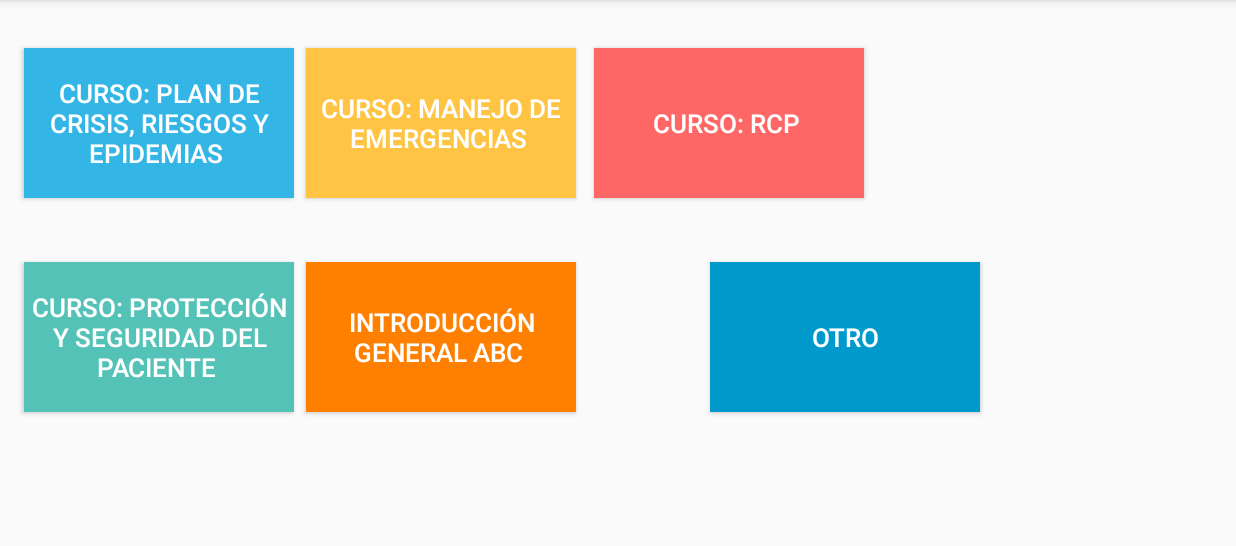
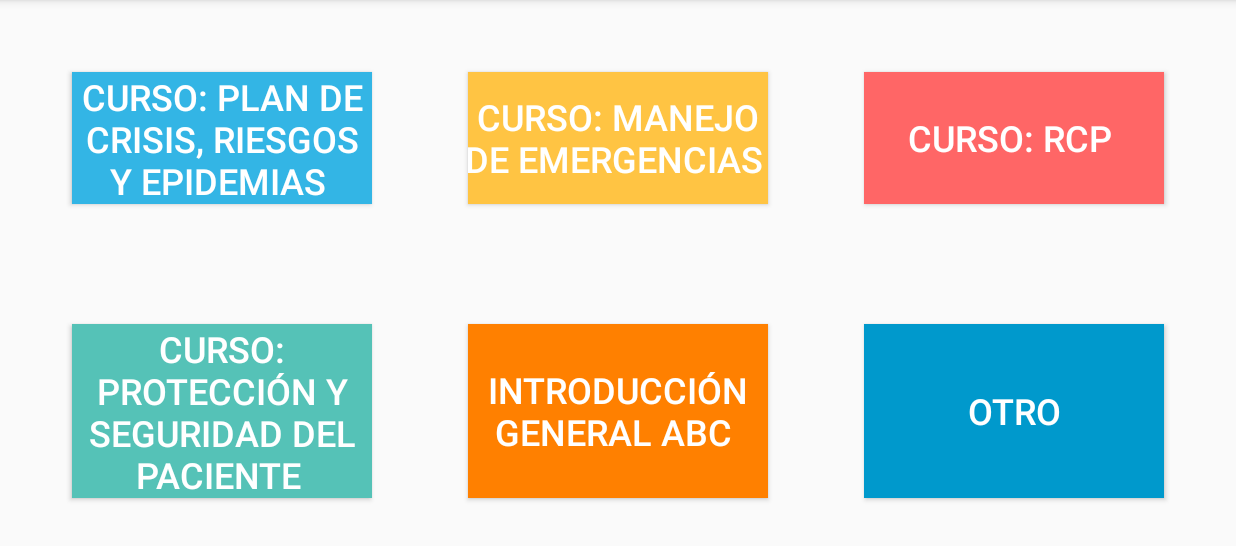
Before and after one commit to jjgalloe/ABC, an Android app: the Cursos screen opened directly, with no data from a screen before it, on a phone screen of 824 x 412 dp (held sideways), the part 72-618 px from its top. Run offline under Robolectric (Android 15) with nearby library versions, the phone set to English and light mode, and no system bars.

Commit message:
Cambio de constraint a linear y modificacion de Scanner y horas extra manuales, etc.

```diff
--- a/app/src/main/java/app/first/my/registroabc/HorasExtraManuales.java
+++ b/app/src/main/java/app/first/my/registroabc/HorasExtraManuales.java
@@ -4,6 +4,7 @@ import android.app.AlertDialog;
 import android.app.DatePickerDialog;
 import android.app.TimePickerDialog;
 import android.content.DialogInterface;
+import android.content.Intent;
 import android.support.v7.app.AppCompatActivity;
 import android.os.Bundle;
 import android.view.View;
@@ -156,11 +157,14 @@ public class HorasExtraManuales extends AppCompatActivity {
 
     }
 
+
     public void sbmtHrs(){
         btnSubmit = (Button)findViewById(R.id.btnSubmit);
         btnSubmit.setOnClickListener(new View.OnClickListener() {
             @Override
             public void onClick(View view) {
+                Intent inScan = new Intent(HorasExtraManuales.this, Scanner.class);
+                startActivity(inScan);
                 finish();
             }
         });
--- a/app/src/main/res/layout/activity_cursos.xml
+++ b/app/src/main/res/layout/activity_cursos.xml
@@ -1,99 +1,114 @@
 <?xml version="1.0" encoding="utf-8"?>
-<android.support.constraint.ConstraintLayout xmlns:android="http://schemas.android.com/apk/res/android"
+<LinearLayout xmlns:android="http://schemas.android.com/apk/res/android"
     xmlns:app="http://schemas.android.com/apk/res-auto"
     xmlns:tools="http://schemas.android.com/tools"
     android:layout_width="match_parent"
     android:layout_height="match_parent"
+    android:layout_marginTop="16dp"
+    android:layout_marginBottom="16dp"
+    android:layout_marginLeft="16dp"
+    android:layout_marginRight="16dp"
+    android:orientation="vertical"
     tools:context=".Cursos">
+    <LinearLayout
+        android:layout_width="match_parent"
+        android:layout_height="wrap_content"
+        android:orientation="horizontal"
+        android:layout_marginBottom="16dp"
+        android:layout_weight="5">
 
         <Button
             android:id="@+id/btnCurso1"
-        android:layout_width="180dp"
-        android:layout_height="100dp"
-        android:layout_marginStart="16dp"
+            android:layout_width="match_parent"
+            android:layout_height="match_parent"
+            android:layout_marginBottom="16dp"
+            android:layout_marginLeft="32dp"
+            android:layout_marginRight="32dp"
             android:layout_marginTop="32dp"
+            android:layout_weight="5"
+            android:background="@android:color/holo_blue_light"
             android:text="CURSO: PLAN DE CRISIS, RIESGOS Y EPIDEMIAS "
-        android:background="@android:color/holo_blue_light"
             android:textColor="@android:color/white"
-        android:textSize="17sp"
-        app:layout_constraintStart_toStartOf="parent"
-        app:layout_constraintTop_toTopOf="parent" />
+            android:textSize="24sp" />
 
         <Button
             android:id="@+id/btnCurso2"
-        android:layout_width="180dp"
-        android:layout_height="100dp"
-        android:layout_marginStart="8dp"
+            android:layout_width="match_parent"
+            android:layout_height="match_parent"
+            android:layout_marginBottom="16dp"
+            android:layout_marginLeft="32dp"
+            android:layout_marginRight="32dp"
             android:layout_marginTop="32dp"
+            android:layout_weight="5"
+            android:background="#FFC443"
             android:text="CURSO: MANEJO DE EMERGENCIAS "
-        android:background="#FFC443"
             android:textColor="@android:color/white"
-
-        android:textSize="17sp"
-        app:layout_constraintStart_toEndOf="@+id/btnCurso1"
-        app:layout_constraintTop_toTopOf="parent" />
+            android:textSize="24sp" />
 
         <Button
             android:id="@+id/btnCurso3"
-        android:layout_width="180dp"
-        android:layout_height="100dp"
-        android:layout_marginStart="12dp"
+            android:layout_width="match_parent"
+            android:layout_height="match_parent"
+            android:layout_marginBottom="16dp"
+            android:layout_marginLeft="32dp"
+            android:layout_marginRight="32dp"
             android:layout_marginTop="32dp"
+            android:layout_weight="5"
+            android:background="#FF6666"
             android:text="CURSO: RCP "
-        android:background="#FF6666"
             android:textColor="@android:color/white"
-        android:textSize="17sp"
-        app:layout_constraintStart_toEndOf="@+id/btnCurso2"
-        app:layout_constraintTop_toTopOf="parent" />
+            android:textSize="24sp" />
+
+    </LinearLayout>
+
+    <LinearLayout
+        android:layout_width="match_parent"
+        android:layout_height="wrap_content"
+        android:orientation="horizontal"
+        android:layout_marginTop="16dp"
+        android:layout_weight="5">
 
         <Button
             android:id="@+id/btnCurso4"
-        android:layout_width="180dp"
-        android:layout_height="100dp"
-        android:layout_marginBottom="8dp"
-        android:layout_marginStart="16dp"
-        android:layout_marginTop="8dp"
+            android:layout_width="match_parent"
+            android:layout_height="match_parent"
+            android:layout_marginBottom="16dp"
+            android:layout_marginLeft="32dp"
+            android:layout_marginRight="32dp"
+            android:layout_marginTop="32dp"
+            android:layout_weight="5"
+            android:background="#55C2B7"
             android:text="CURSO: PROTECCIÓN Y SEGURIDAD DEL PACIENTE "
-        android:background="#55C2B7"
             android:textColor="@android:color/white"
-        android:textSize="17sp"
-        app:layout_constraintBottom_toBottomOf="parent"
-        app:layout_constraintStart_toStartOf="parent"
-        app:layout_constraintTop_toBottomOf="@+id/btnCurso1"
-        app:layout_constraintVertical_bias="0.297" />
+            android:textSize="24sp" />
 
         <Button
             android:id="@+id/btnCurso5"
-        android:layout_width="180dp"
-        android:layout_height="100dp"
-        android:layout_marginBottom="8dp"
-        android:layout_marginStart="8dp"
-        android:layout_marginTop="8dp"
+            android:layout_width="match_parent"
+            android:layout_height="match_parent"
+            android:layout_marginBottom="16dp"
+            android:layout_marginLeft="32dp"
+            android:layout_marginRight="32dp"
+            android:layout_marginTop="32dp"
+            android:layout_weight="5"
+            android:background="#ff8000"
             android:text="INTRODUCCIÓN GENERAL ABC "
-        android:background="#ff8000"
             android:textColor="@android:color/white"
-        android:textSize="17sp"
-        app:layout_constraintBottom_toBottomOf="parent"
-        app:layout_constraintStart_toEndOf="@+id/btnCurso4"
-        app:layout_constraintTop_toBottomOf="@+id/btnCurso2"
-        app:layout_constraintVertical_bias="0.297" />
+            android:textSize="24sp" />
 
         <Button
             android:id="@+id/btnCurso6"
-        android:layout_width="180dp"
-        android:layout_height="100dp"
-        android:layout_marginBottom="8dp"
-        android:layout_marginEnd="8dp"
-        android:layout_marginStart="8dp"
-        android:layout_marginTop="8dp"
+            android:layout_width="match_parent"
+            android:layout_height="match_parent"
+            android:layout_marginBottom="16dp"
+            android:layout_marginLeft="32dp"
+            android:layout_marginRight="32dp"
+            android:layout_marginTop="32dp"
+            android:layout_weight="5"
+            android:background="@android:color/holo_blue_dark"
             android:text="OTRO"
-        android:background="@android:color/holo_blue_dark"
             android:textColor="@android:color/white"
-        android:textSize="17sp"
-        app:layout_constraintBottom_toBottomOf="parent"
-        app:layout_constraintEnd_toEndOf="parent"
-        app:layout_constraintHorizontal_bias="0.333"
-        app:layout_constraintStart_toEndOf="@+id/btnCurso5"
-        app:layout_constraintTop_toBottomOf="@+id/btnCurso3"
-        app:layout_constraintVertical_bias="0.297" />
-</android.support.constraint.ConstraintLayout>
+            android:textSize="24sp" />
+
+    </LinearLayout>
+</LinearLayout>
```
Also changed, not shown: app/src/main/java/app/first/my/registroabc/DatabaseHelper.java (+11 -1 lines), app/src/main/java/app/first/my/registroabc/HorasExtra.java (+16 -0 lines), app/src/main/java/app/first/my/registroabc/Scanner.java (+83 -10 lines), app/src/main/res/layout/activity_entrada_salida.xml (+33 -23 lines), app/src/main/res/layout/activity_horas_extra.xml (+32 -21 lines), app/src/main/res/layout/activity_horas_extra_manuales.xml (+44 -26 lines), app/src/main/res/layout/activity_main.xml (+75 -58 lines), app/src/main/res/layout/activity_scanner.xml (+24 -12 lines), app/src/main/res/layout/activity_sucursal.xml (+31 -22 lines), app/src/main/res/layout/activity_sustitucion.xml (+7 -2 lines), app/src/main/res/layout/activity_sustitucion2.xml (+8 -14 lines), app/src/main/res/layout/activity_turno.xml (+31 -22 lines). Lines whose indentation alone changed are shown as unchanged.
